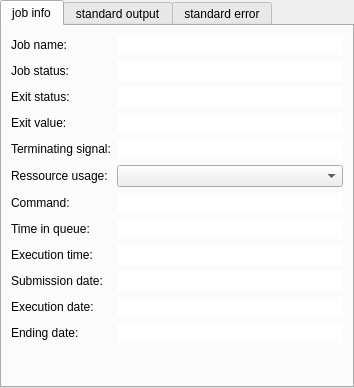
First picture: the form in python/soma/workflow/gui/JobInfo.ui, repository populse/soma-workflow, before the edit.
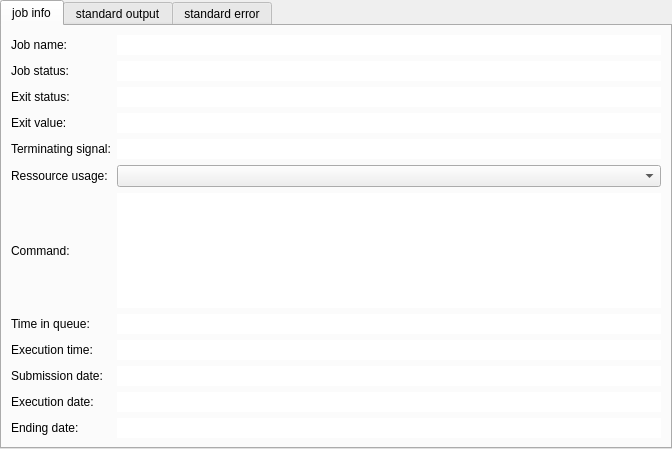
Second picture: the form after the edit.

Commit message: gui: more convenient view of the commands and standard outputs.

Patch:
```diff
--- a/python/soma/workflow/gui/JobInfo.ui
+++ b/python/soma/workflow/gui/JobInfo.ui
@@ -6,8 +6,8 @@
    <rect>
     <x>0</x>
     <y>0</y>
-    <width>354</width>
-    <height>388</height>
+    <width>672</width>
+    <height>449</height>
    </rect>
   </property>
   <property name="minimumSize">
@@ -26,7 +26,7 @@
    <attribute name="title">
     <string>job info</string>
    </attribute>
-   <layout class="QFormLayout" name="formLayout">
+   <layout class="QGridLayout" name="gridLayout">
     <item row="0" column="0">
      <widget class="QLabel" name="label_3">
       <property name="text">
@@ -119,31 +119,30 @@
     <item row="5" column="1">
      <widget class="QComboBox" name="resource_usage"/>
     </item>
-    <item row="6" column="0">
-     <widget class="QLabel" name="label_6">
-      <property name="text">
-       <string>Command:</string>
+    <item row="7" column="1">
+     <widget class="QTextEdit" name="command">
+      <property name="sizePolicy">
+       <sizepolicy hsizetype="Minimum" vsizetype="Maximum">
+        <horstretch>0</horstretch>
+        <verstretch>0</verstretch>
+       </sizepolicy>
       </property>
-     </widget>
-    </item>
-    <item row="6" column="1">
-     <widget class="QLineEdit" name="command">
-      <property name="frame">
-       <bool>false</bool>
+      <property name="frameShape">
+       <enum>QFrame::NoFrame</enum>
       </property>
-      <property name="readOnly">
-       <bool>true</bool>
+      <property name="textInteractionFlags">
+       <set>Qt::TextSelectableByKeyboard|Qt::TextSelectableByMouse</set>
       </property>
      </widget>
     </item>
-    <item row="7" column="0">
+    <item row="8" column="0">
      <widget class="QLabel" name="label_11">
       <property name="text">
        <string>Time in queue:</string>
       </property>
      </widget>
     </item>
-    <item row="7" column="1">
+    <item row="8" column="1">
      <widget class="QLineEdit" name="time_in_queue">
       <property name="frame">
        <bool>false</bool>
@@ -153,14 +152,14 @@
       </property>
      </widget>
     </item>
-    <item row="8" column="0">
+    <item row="9" column="0">
      <widget class="QLabel" name="label_12">
       <property name="text">
        <string>Execution time:</string>
       </property>
      </widget>
     </item>
-    <item row="8" column="1">
+    <item row="9" column="1">
      <widget class="QLineEdit" name="execution_time">
       <property name="frame">
        <bool>false</bool>
@@ -170,14 +169,14 @@
       </property>
      </widget>
     </item>
-    <item row="9" column="0">
+    <item row="10" column="0">
      <widget class="QLabel" name="label_4">
       <property name="text">
        <string>Submission date:</string>
       </property>
      </widget>
     </item>
-    <item row="9" column="1">
+    <item row="10" column="1">
      <widget class="QLineEdit" name="submission_date">
       <property name="frame">
        <bool>false</bool>
@@ -187,14 +186,14 @@
       </property>
      </widget>
     </item>
-    <item row="10" column="0">
+    <item row="11" column="0">
      <widget class="QLabel" name="label_9">
       <property name="text">
        <string>Execution date:</string>
       </property>
      </widget>
     </item>
-    <item row="10" column="1">
+    <item row="11" column="1">
      <widget class="QLineEdit" name="execution_date">
       <property name="frame">
        <bool>false</bool>
@@ -204,14 +203,14 @@
       </property>
      </widget>
     </item>
-    <item row="11" column="0">
+    <item row="12" column="0">
      <widget class="QLabel" name="label_10">
       <property name="text">
        <string>Ending date:</string>
       </property>
      </widget>
     </item>
-    <item row="11" column="1">
+    <item row="12" column="1">
      <widget class="QLineEdit" name="ending_date">
       <property name="frame">
        <bool>false</bool>
@@ -221,6 +220,26 @@
       </property>
      </widget>
     </item>
+    <item row="13" column="1">
+     <spacer name="verticalSpacer">
+      <property name="orientation">
+       <enum>Qt::Vertical</enum>
+      </property>
+      <property name="sizeHint" stdset="0">
+       <size>
+        <width>20</width>
+        <height>40</height>
+       </size>
+      </property>
+     </spacer>
+    </item>
+    <item row="7" column="0">
+     <widget class="QLabel" name="label_6">
+      <property name="text">
+       <string>Command:</string>
+      </property>
+     </widget>
+    </item>
    </layout>
   </widget>
   <widget class="QWidget" name="tab_stdin">
```
Left out of the diff: 68 changed lines with no effect on the pictures. The commit also changes 1 other file.
